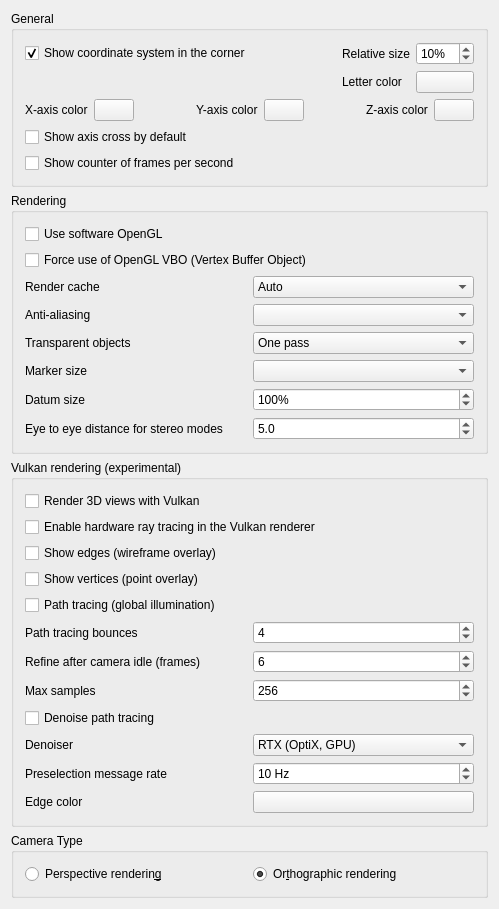
This is src/Gui/PreferencePages/DlgSettings3DView.ui in brianmk/FreeCAD-vulkan as Qt 5 draws it before an edit. The edited form follows.
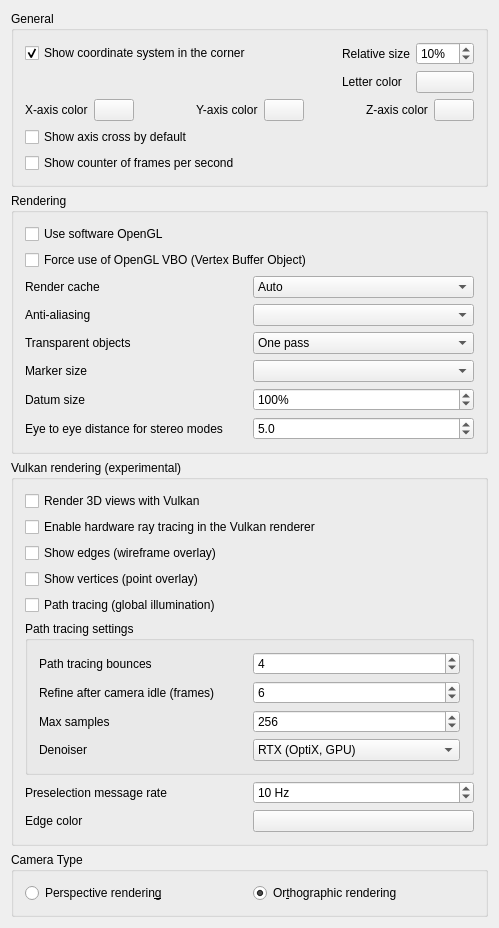
This is the edited form. Custom widgets are drawn as their Qt base class.

Commit message:
Gui/Vulkan: render-mode settings, viewport plumbing + coin pointer
- Split Vulkan render modes (raster Coin/raster Vulkan/wireframe/AO/ray-tracing/
  environment) with a canonical VulkanViewSettings blob.
- Viewport/gui plumbing for the Vulkan backend and render-mode UI.
- Pin coin submodule to 7c11b4753 (Vulkan backend split WIP).

```diff
--- a/src/Gui/PreferencePages/DlgSettings3DView.ui
+++ b/src/Gui/PreferencePages/DlgSettings3DView.ui
@@ -628,6 +628,12 @@
         </widget>
        </item>
        <item>
+         <widget class="QGroupBox" name="groupBoxPathTracingSettings">
+          <property name="title">
+           <string>Path tracing settings</string>
+          </property>
+          <layout class="QVBoxLayout" name="verticalLayoutPathTracingSettings">
+           <item>
         <layout class="QHBoxLayout" name="horizontalLayoutVulkanBounces">
          <item>
           <widget class="QLabel" name="labelVulkanBounces">
@@ -729,22 +735,6 @@
          </item>
         </layout>
        </item>
-       <item>
-        <widget class="Gui::PrefCheckBox" name="CheckBox_VulkanDenoise">
-         <property name="text">
-          <string>Denoise path tracing</string>
-         </property>
-         <property name="toolTip">
-          <string>Apply the edge-stopping denoise filter when displaying path-traced frames.  Turn off to see the raw accumulated radiance, including the Monte-Carlo noise of the early refinement frames.</string>
-         </property>
-         <property name="prefEntry" stdset="0">
-          <cstring>VulkanPathTracingDenoise</cstring>
-         </property>
-         <property name="prefPath" stdset="0">
-          <cstring>View</cstring>
-         </property>
-        </widget>
-       </item>
        <item>
         <layout class="QHBoxLayout" name="horizontalLayoutVulkanDenoiser">
          <item>
@@ -788,6 +778,9 @@
           </widget>
          </item>
         </layout>
+        </item>
+           </layout>
+          </widget>
        </item>
        <item>
         <layout class="QHBoxLayout" name="horizontalLayoutPreselMsg">
```
Lines whose indentation alone changed are shown as unchanged. The commit also changes 14 other files.
